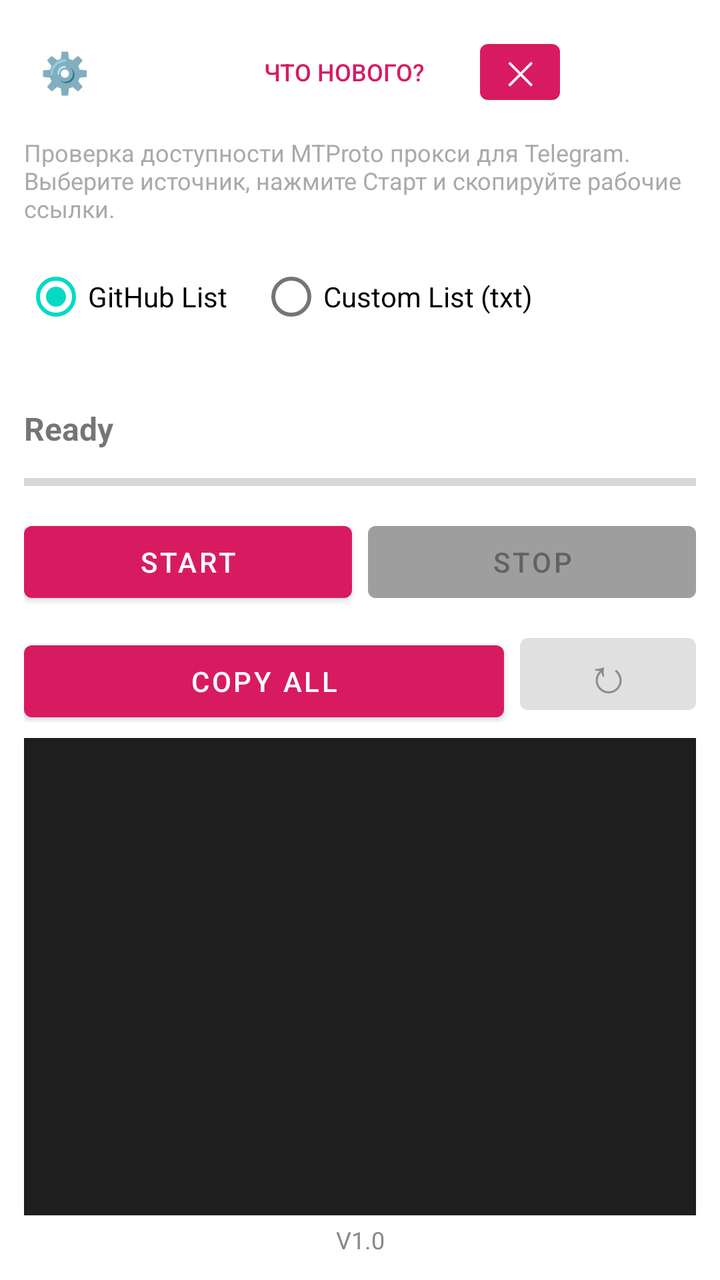
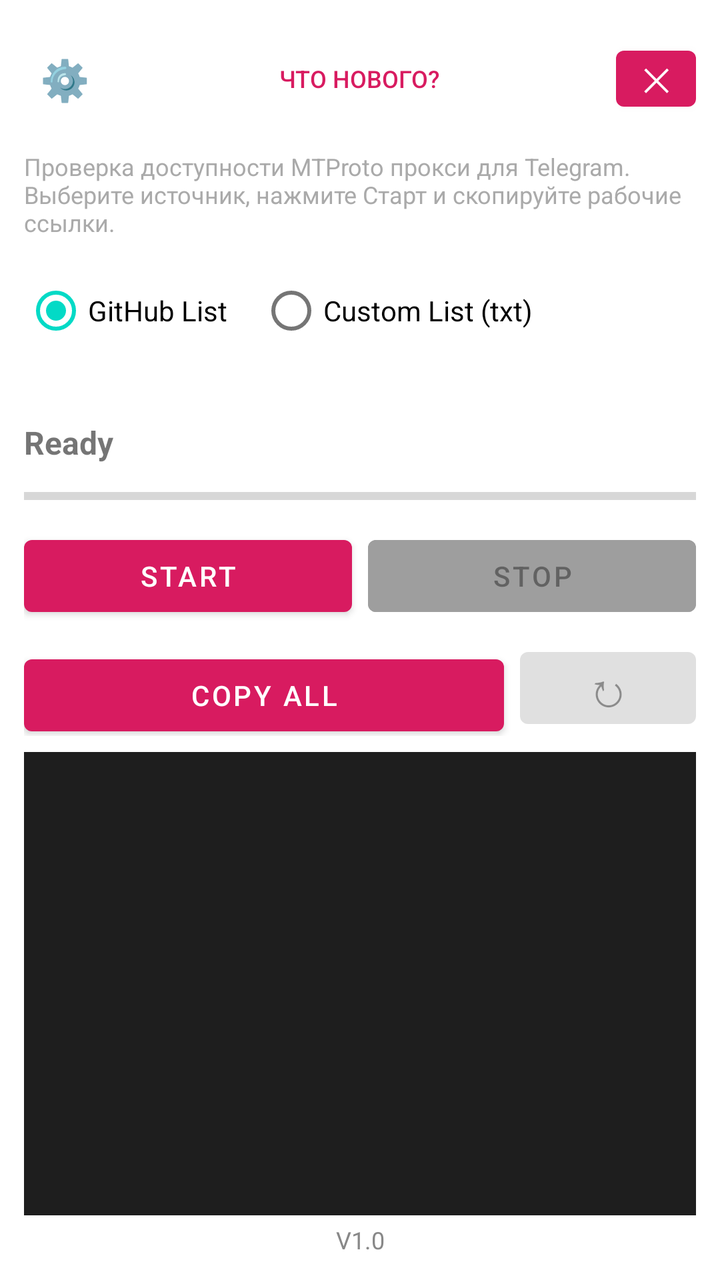

Compare the two renders of this Android layout. The source of the first and the diff that turns it into the second are given below.
<!-- AndroidManifest.xml: application theme Theme.MtChecker -->
<!-- res/layout/activity_main.xml -->
<?xml version="1.0" encoding="utf-8"?>
<LinearLayout xmlns:android="http://schemas.android.com/apk/res/android"
    android:layout_width="match_parent"
    android:layout_height="match_parent"
    android:orientation="vertical"
    android:padding="12dp">

    
    <LinearLayout
        android:layout_width="match_parent"
        android:layout_height="wrap_content"
        android:orientation="horizontal"
        android:gravity="center_vertical"
        android:layout_marginBottom="8dp">

        
        <FrameLayout
            android:layout_width="0dp"
            android:layout_height="wrap_content"
            android:layout_weight="1"
            android:gravity="start|center_vertical">
            <Button
                android:id="@+id/settingsButton"
                style="?android:attr/borderlessButtonStyle"
                android:layout_width="wrap_content"
                android:layout_height="wrap_content"
                android:text="⚙️"
                android:textSize="20sp"
                android:minWidth="0dp"
                android:paddingStart="8dp"
                android:paddingEnd="8dp"/>
        </FrameLayout>

        
        <FrameLayout
            android:layout_width="0dp"
            android:layout_height="wrap_content"
            android:layout_weight="1"
            android:gravity="center">
            <Button
                android:id="@+id/whatsNewButton"
                style="?android:attr/borderlessButtonStyle"
                android:layout_width="wrap_content"
                android:layout_height="wrap_content"
                android:text="Что нового?"
                android:textColor="#D81B60"
                android:textSize="12sp"
                android:minWidth="0dp"
                android:paddingStart="8dp"
                android:paddingEnd="8dp"/>
        </FrameLayout>

        
        <FrameLayout
            android:layout_width="0dp"
            android:layout_height="wrap_content"
            android:layout_weight="1"
            android:gravity="end|center_vertical">
            <LinearLayout
                android:layout_width="wrap_content"
                android:layout_height="wrap_content"
                android:orientation="horizontal"
                android:gravity="center_vertical">
                
                <Button
                    android:id="@+id/updateButton"
                    style="?android:attr/borderlessButtonStyle"
                    android:layout_width="wrap_content"
                    android:layout_height="wrap_content"
                    android:text="Обновить"
                    android:textColor="#4CAF50"
                    android:textSize="12sp"
                    android:minWidth="0dp"
                    android:paddingStart="8dp"
                    android:paddingEnd="8dp"
                    android:visibility="gone" />
                    
                <Button
                    android:id="@+id/exitButton"
                    android:layout_width="wrap_content"
                    android:layout_height="40dp"
                    android:text="✕"
                    android:textSize="16sp"
                    android:padding="0dp"
                    android:minWidth="40dp"
                    android:layout_marginStart="4dp"/>
            </LinearLayout>
        </FrameLayout>
    </LinearLayout>

    
    <TextView
        android:layout_width="match_parent"
        android:layout_height="wrap_content"
        android:text="Проверка доступности MTProto прокси для Telegram. Выберите источник, нажмите Старт и скопируйте рабочие ссылки."
        android:textSize="12sp"
        android:textColor="#AAAAAA"
        android:layout_marginBottom="12dp"/>

    
    <RadioGroup
        android:id="@+id/sourceGroup"
        android:layout_width="match_parent"
        android:layout_height="wrap_content"
        android:orientation="horizontal"
        android:layout_marginBottom="8dp">
        <RadioButton
            android:id="@+id/radioGithub"
            android:layout_width="wrap_content"
            android:layout_height="wrap_content"
            android:text="@string/source_github"
            android:checked="true"
            android:layout_marginEnd="16dp"/>
        <RadioButton
            android:id="@+id/radioCustom"
            android:layout_width="wrap_content"
            android:layout_height="wrap_content"
            android:text="@string/source_custom"/>
    </RadioGroup>

    
    <TextView
        android:id="@+id/networkText"
        android:layout_width="match_parent"
        android:layout_height="wrap_content"
        android:textSize="14sp"
        android:textColor="#666666"
        android:layout_marginBottom="4dp"/>

    
    <LinearLayout
        android:layout_width="match_parent"
        android:layout_height="wrap_content"
        android:orientation="horizontal"
        android:layout_marginBottom="8dp"
        android:gravity="center_vertical">
        
        <TextView
            android:id="@+id/statusText"
            android:layout_width="0dp"
            android:layout_height="wrap_content"
            android:layout_weight="1"
            android:text="@string/status_ready"
            android:textSize="16sp"
            android:textStyle="bold"/>
            
        <Chronometer
            android:id="@+id/chronometer"
            android:layout_width="wrap_content"
            android:layout_height="wrap_content"
            android:textSize="16sp"
            android:visibility="gone"/>
    </LinearLayout>

    
    <ProgressBar
        android:id="@+id/progressBar"
        style="?android:attr/progressBarStyleHorizontal"
        android:layout_width="match_parent"
        android:layout_height="wrap_content"
        android:max="100"
        android:progress="0"
        android:layout_marginBottom="8dp"/>

    
    <LinearLayout
        android:layout_width="match_parent"
        android:layout_height="wrap_content"
        android:orientation="horizontal"
        android:layout_marginBottom="8dp">
        <Button
            android:id="@+id/startButton"
            android:layout_width="0dp"
            android:layout_height="wrap_content"
            android:layout_weight="1"
            android:text="@string/btn_start"
            android:layout_marginEnd="4dp"/>
        <Button
            android:id="@+id/stopButton"
            android:layout_width="0dp"
            android:layout_height="wrap_content"
            android:layout_weight="1"
            android:text="@string/btn_stop"
            android:enabled="false"
            android:backgroundTint="#9E9E9E"
            android:layout_marginStart="4dp"/>
    </LinearLayout>

    
    <LinearLayout
        android:layout_width="match_parent"
        android:layout_height="wrap_content"
        android:orientation="horizontal"
        android:layout_marginBottom="8dp">
        <Button
            android:id="@+id/copyAllButton"
            android:layout_width="0dp"
            android:layout_height="wrap_content"
            android:layout_weight="1"
            android:text="@string/btn_copy_all"
            android:layout_marginEnd="4dp"/>
        <Button
            android:id="@+id/recheckButton"
            android:layout_width="wrap_content"
            android:layout_height="wrap_content"
            android:text="↻" 
            android:textSize="24sp"
            android:paddingTop="0dp"
            android:paddingBottom="0dp"
            android:enabled="false"
            android:layout_marginStart="4dp"/>
    </LinearLayout>

    
    <androidx.recyclerview.widget.RecyclerView
        android:id="@+id/recyclerView"
        android:layout_width="match_parent"
        android:layout_height="0dp"
        android:layout_weight="1"
        android:background="#1E1E1E"/>

    
    <TextView
        android:id="@+id/versionText"
        android:layout_width="match_parent"
        android:layout_height="wrap_content"
        android:text="V1.0"
        android:textSize="12sp"
        android:textColor="#888888"
        android:gravity="center"
        android:layout_marginTop="4dp"/>

</LinearLayout>
<!-- resources referenced by this layout -->
<resources>
  <string name="btn_copy_all">Copy All</string>
  <string name="btn_start">Start</string>
  <string name="btn_stop">Stop</string>
  <string name="source_custom">Custom List (txt)</string>
  <string name="source_github">GitHub List</string>
  <string name="status_ready">Ready</string>
  <style name="Theme.MtChecker" parent="Theme.MaterialComponents.DayNight.NoActionBar">
          
          <item name="colorPrimary">#D81B60</item> 
          <item name="colorPrimaryVariant">#880E4F</item>
          <item name="colorOnPrimary">#FFFFFF</item>
      </style>
</resources>

<!-- the commit's change to res/layout/activity_main.xml (unified diff, before → after) -->
@@ -6,87 +6,64 @@
     android:padding="12dp">
 
     
-    <LinearLayout
-        android:layout_width="match_parent"
-        android:layout_height="wrap_content"
-        android:orientation="horizontal"
-        android:gravity="center_vertical"
-        android:layout_marginBottom="8dp">
-
-        
-        <FrameLayout
-            android:layout_width="0dp"
-            android:layout_height="wrap_content"
-            android:layout_weight="1"
-            android:gravity="start|center_vertical">
+    <RelativeLayout
+        android:layout_width="match_parent"
+        android:layout_height="wrap_content"
+        android:layout_marginBottom="8dp">
+
+        
+        <Button
+            android:id="@+id/settingsButton"
+            style="?android:attr/borderlessButtonStyle"
+            android:layout_width="wrap_content"
+            android:layout_height="wrap_content"
+            android:layout_alignParentStart="true"
+            android:layout_centerVertical="true"
+            android:text="⚙️"
+            android:textSize="20sp"
+            android:minWidth="0dp"
+            android:padding="8dp" />
+
+        
+        <Button
+            android:id="@+id/whatsNewButton"
+            style="?android:attr/borderlessButtonStyle"
+            android:layout_width="wrap_content"
+            android:layout_height="wrap_content"
+            android:layout_centerInParent="true"
+            android:text="Что нового?"
+            android:textColor="#D81B60"
+            android:textSize="12sp" />
+
+        
+        <LinearLayout
+            android:layout_width="wrap_content"
+            android:layout_height="wrap_content"
+            android:layout_alignParentEnd="true"
+            android:layout_centerVertical="true"
+            android:gravity="center_vertical"
+            android:orientation="horizontal">
+
             <Button
-                android:id="@+id/settingsButton"
+                android:id="@+id/updateButton"
                 style="?android:attr/borderlessButtonStyle"
                 android:layout_width="wrap_content"
                 android:layout_height="wrap_content"
-                android:text="⚙️"
-                android:textSize="20sp"
-                android:minWidth="0dp"
-                android:paddingStart="8dp"
-                android:paddingEnd="8dp"/>
-        </FrameLayout>
-
-        
-        <FrameLayout
-            android:layout_width="0dp"
-            android:layout_height="wrap_content"
-            android:layout_weight="1"
-            android:gravity="center">
+                android:text="Обновить"
+                android:textColor="#4CAF50"
+                android:textSize="12sp"
+                android:visibility="gone" />
+
             <Button
-                android:id="@+id/whatsNewButton"
-                style="?android:attr/borderlessButtonStyle"
-                android:layout_width="wrap_content"
-                android:layout_height="wrap_content"
-                android:text="Что нового?"
-                android:textColor="#D81B60"
-                android:textSize="12sp"
-                android:minWidth="0dp"
-                android:paddingStart="8dp"
-                android:paddingEnd="8dp"/>
-        </FrameLayout>
-
-        
-        <FrameLayout
-            android:layout_width="0dp"
-            android:layout_height="wrap_content"
-            android:layout_weight="1"
-            android:gravity="end|center_vertical">
-            <LinearLayout
-                android:layout_width="wrap_content"
-                android:layout_height="wrap_content"
-                android:orientation="horizontal"
-                android:gravity="center_vertical">
-                
-                <Button
-                    android:id="@+id/updateButton"
-                    style="?android:attr/borderlessButtonStyle"
-                    android:layout_width="wrap_content"
-                    android:layout_height="wrap_content"
-                    android:text="Обновить"
-                    android:textColor="#4CAF50"
-                    android:textSize="12sp"
-                    android:minWidth="0dp"
-                    android:paddingStart="8dp"
-                    android:paddingEnd="8dp"
-                    android:visibility="gone" />
-                    
-                <Button
-                    android:id="@+id/exitButton"
-                    android:layout_width="wrap_content"
-                    android:layout_height="40dp"
-                    android:text="✕"
-                    android:textSize="16sp"
-                    android:padding="0dp"
-                    android:minWidth="40dp"
-                    android:layout_marginStart="4dp"/>
-            </LinearLayout>
-        </FrameLayout>
-    </LinearLayout>
+                android:id="@+id/exitButton"
+                android:layout_width="40dp"
+                android:layout_height="40dp"
+                android:layout_marginStart="4dp"
+                android:padding="0dp"
+                android:text="✕"
+                android:textSize="16sp" />
+        </LinearLayout>
+    </RelativeLayout>
 
     
     <TextView
